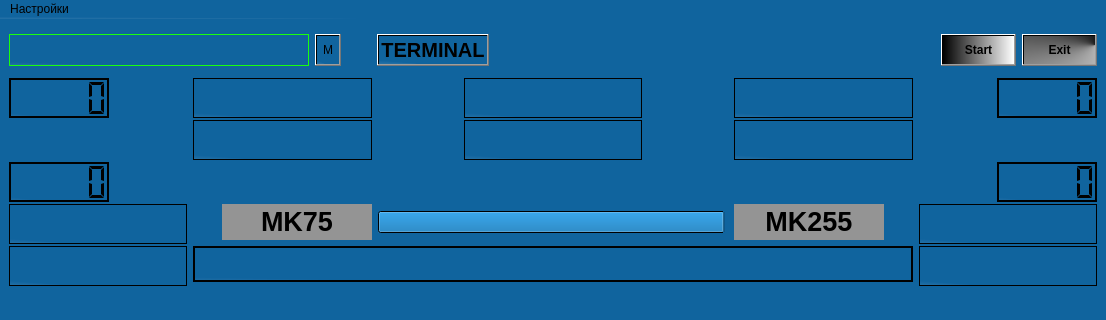
First picture: the form in Maintenance_design_manas.ui, repository meteoaza/maint, before the edit; both pictures show x 0 to 1106 and y 0 to 320 of the 1106 by 774 pixel window.
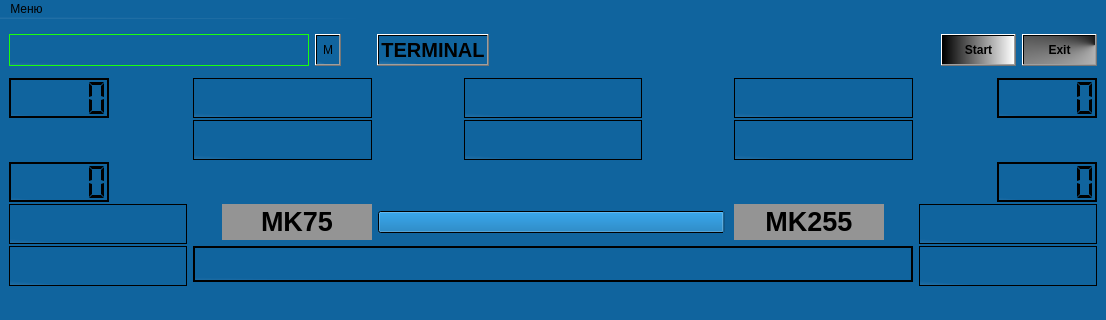
Second picture: the form after the edit. Icons and pictures are not drawn.

The edit to the form file:
```diff
--- a/Maintenance_design_manas.ui
+++ b/Maintenance_design_manas.ui
@@ -2204,7 +2204,7 @@
    </property>
    <widget class="QMenu" name="menu">
     <property name="title">
-     <string>Настройки</string>
+     <string>Меню</string>
     </property>
     <addaction name="iram"/>
     <addaction name="about"/>
```
Left out of the diff: 26 changed lines with no effect on the pictures.
